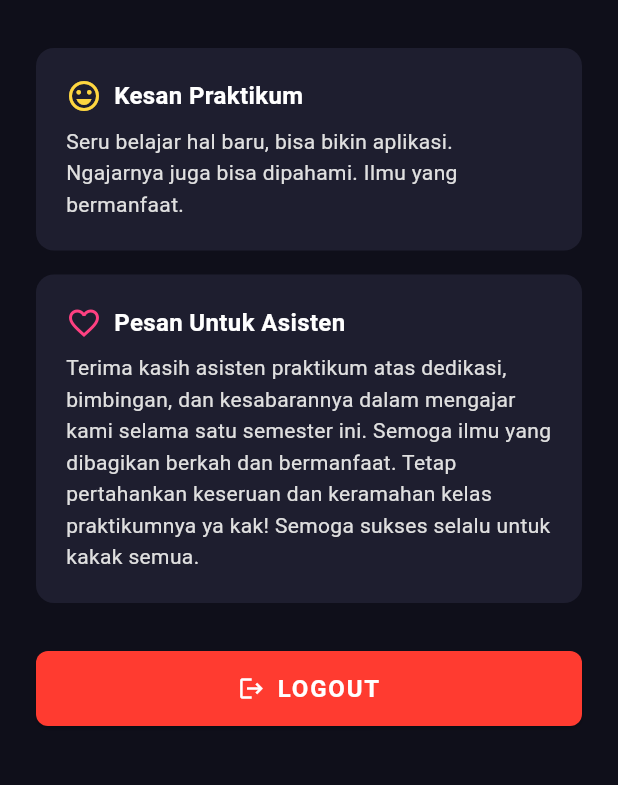
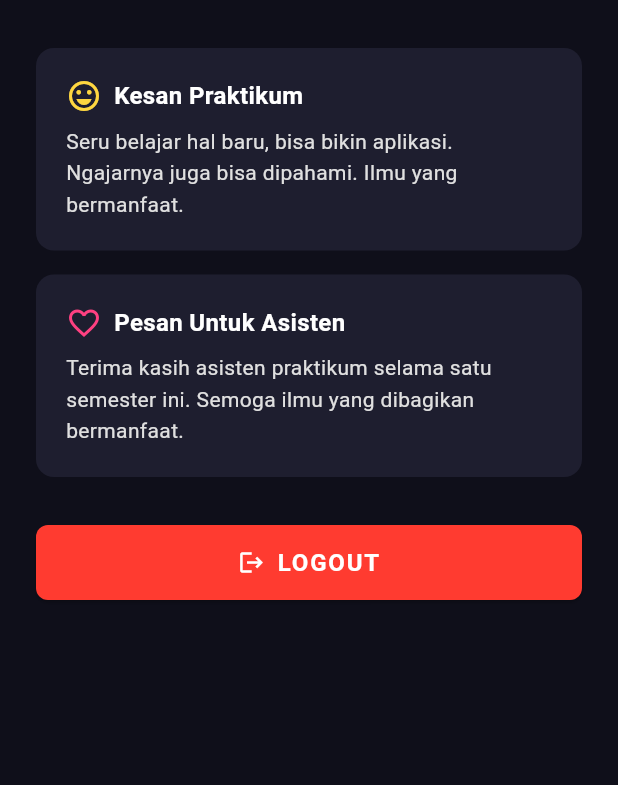
Before and after one commit to cibeliast/Latres_Mobile_123230058, a Flutter app: the ProfileTab screen opened directly, on a phone screen of 412 x 824 dp, the part 399-1184 px from its top. Run offline on Flutter 3.47's test engine with Material 3 defaults, Android fonts, the phone set to English and light mode, and no system bars; our stand-ins replace get, hive, hive_flutter, shared_preferences; accounts and stored records are empty.

Commit message:
first commit

```diff
--- a/lib/screens/profile_tab.dart
+++ b/lib/screens/profile_tab.dart
@@ -42,7 +42,8 @@ class ProfileTab extends StatelessWidget {
             const SizedBox(height: 16),
 
             // Username display
-            Obx(() => Text(
+            Obx(
+              () => Text(
                 authController.username.value,
                 textAlign: TextAlign.center,
                 style: const TextStyle(
@@ -50,14 +51,12 @@ class ProfileTab extends StatelessWidget {
                   fontWeight: FontWeight.bold,
                   color: Colors.white,
                 ),
-                )),
+              ),
+            ),
             const Text(
               'Pengguna NontonSkuy',
               textAlign: TextAlign.center,
-              style: TextStyle(
-                fontSize: 14,
-                color: Colors.grey,
-              ),
+              style: TextStyle(fontSize: 14, color: Colors.grey),
             ),
             const SizedBox(height: 32),
 
@@ -73,7 +72,10 @@ class ProfileTab extends StatelessWidget {
                 children: [
                   const Row(
                     children: [
-                      Icon(Icons.emoji_emotions_outlined, color: Colors.amberAccent),
+                      Icon(
+                        Icons.emoji_emotions_outlined,
+                        color: Colors.amberAccent,
+                      ),
                       SizedBox(width: 8),
                       Text(
                         'Kesan Praktikum',
@@ -125,7 +127,7 @@ class ProfileTab extends StatelessWidget {
                   ),
                   const SizedBox(height: 8),
                   Text(
-                    'Terima kasih asisten praktikum atas dedikasi, bimbingan, dan kesabarannya dalam mengajar kami selama satu semester ini. Semoga ilmu yang dibagikan berkah dan bermanfaat. Tetap pertahankan keseruan dan keramahan kelas praktikumnya ya kak! Semoga sukses selalu untuk kakak semua.',
+                    'Terima kasih asisten praktikum selama satu semester ini. Semoga ilmu yang dibagikan bermanfaat.',
                     style: TextStyle(
                       fontSize: 14,
                       color: Colors.grey[300],
@@ -138,8 +140,6 @@ class ProfileTab extends StatelessWidget {
             const SizedBox(height: 32),
 
             // Logout Button
-
-
             SizedBox(
               height: 50,
               child: ElevatedButton(
```
Lines whose indentation alone changed are shown as unchanged.
